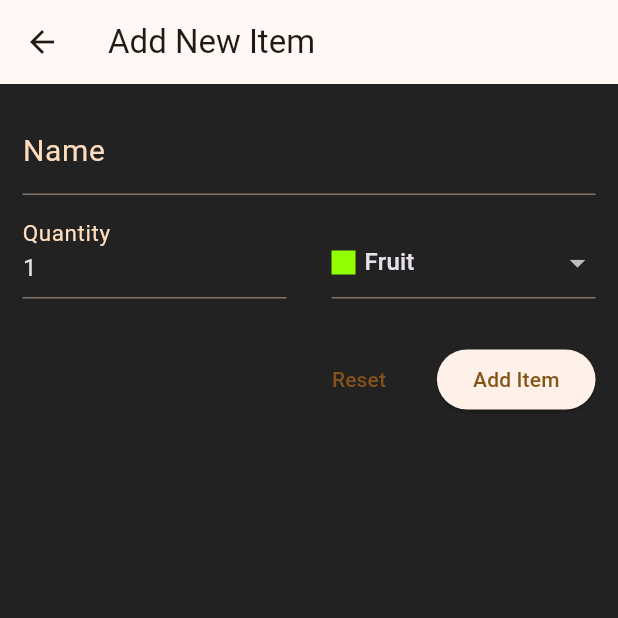
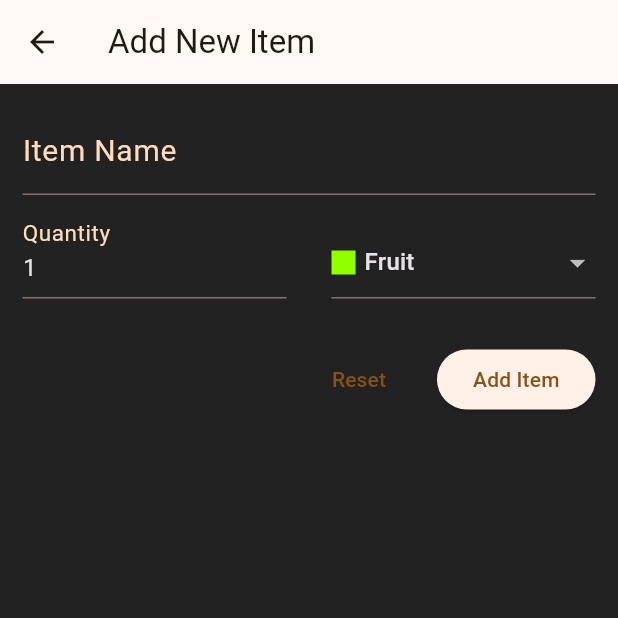
Before and after one commit to AbdelrhmanAmer/flutter_shop_app, a Flutter app: the screen it shows after launch, after a tap on the "add" icon, on a phone screen of 412 x 824 dp, the top half of it. Run offline on Flutter 3.47's test engine with Material 3 defaults, Android fonts, the phone set to English and light mode, and no system bars.

```diff
--- a/shop_app/lib/main.dart
+++ b/shop_app/lib/main.dart
@@ -23,7 +23,7 @@ class MyApp extends StatelessWidget {
         scaffoldBackgroundColor:  Colors.black87,
       ),
 
-      home:  GroceryList(),
+      home: const GroceryList(),
     );
   }
 }
--- a/shop_app/lib/widgets/grocery_list.dart
+++ b/shop_app/lib/widgets/grocery_list.dart
@@ -3,7 +3,7 @@ import 'package:shop_app/widgets/new_item.dart';
 import '../models/grocery_item.dart';
 
 class GroceryList extends StatefulWidget {
-  GroceryList({super.key});
+  const GroceryList({super.key});
 
   @override
   State<GroceryList> createState() => _GroceryListState();
@@ -15,8 +15,7 @@ class _GroceryListState extends State<GroceryList> {
   @override
   Widget build(BuildContext context) {
     Widget emptyItemsContent = const Center(child: Text("No items added yet."));
-    Widget slideRightBackground(){
-      return Container(
+    Widget slideRightBackground = Container(
         color: Colors.red[400],
         padding: const EdgeInsets.all(16),
         child: const Row(
@@ -34,12 +33,13 @@ class _GroceryListState extends State<GroceryList> {
           ],
         ),
       ) ;
-    }
-    onDismissed(int index){
+    void onDismissed(int index){
       setState(() {
         _groceryItems.removeAt(index);
       });
     }
+
+
     return Scaffold(
       appBar: AppBar(
         title: const Text("Your Grocery"),
@@ -59,7 +59,7 @@ class _GroceryListState extends State<GroceryList> {
           )
         ],
       ),
-      body:_groceryItems.isEmpty
+      body: _groceryItems.isEmpty
           ? emptyItemsContent
           : ListView.builder(
           itemCount: _groceryItems.length,
@@ -68,7 +68,7 @@ class _GroceryListState extends State<GroceryList> {
               key: ValueKey(_groceryItems[index].id),
               onDismissed: (_)=>onDismissed(index),
               direction: DismissDirection.startToEnd,
-              background: slideRightBackground(),
+              background: slideRightBackground,
               child: ListTile(
                 title: Text(
                   _groceryItems[index].name,
--- a/shop_app/lib/widgets/new_item.dart
+++ b/shop_app/lib/widgets/new_item.dart
@@ -2,6 +2,7 @@ import 'package:flutter/material.dart';
 import 'package:shop_app/models/grocery_item.dart';
 import '../models/category.dart';
 import '../data/categories.dart';
+import 'package:http/http.dart' as http;
 
 class NewItem extends StatefulWidget {
   const NewItem({super.key});
@@ -29,7 +30,7 @@ class _NewItemState extends State<NewItem> {
             children: [
               TextFormField(
                 decoration:  InputDecoration(
-                  labelText: 'Name',
+                  labelText: 'Item Name',
                   labelStyle: TextStyle(
                     fontSize: 20,
                     color: Theme.of(context).colorScheme.primaryContainer,
@@ -126,6 +127,7 @@ class _NewItemState extends State<NewItem> {
                       onPressed: (){
                         if(_formKey.currentState!.validate()) {
                           _formKey.currentState!.save();
+                          // http.get();
                           Navigator.of(context).pop(
                             GroceryItem(
                                 id: DateTime.now().toString(),
--- a/shop_app/pubspec.yaml
+++ b/shop_app/pubspec.yaml
@@ -35,6 +35,7 @@ dependencies:
   # The following adds the Cupertino Icons font to your application.
   # Use with the CupertinoIcons class for iOS style icons.
   cupertino_icons: ^1.0.2
+  http: ^1.1.2
 
 dev_dependencies:
   flutter_test:
```
Also changed, not shown: shop_app/pubspec.lock.
